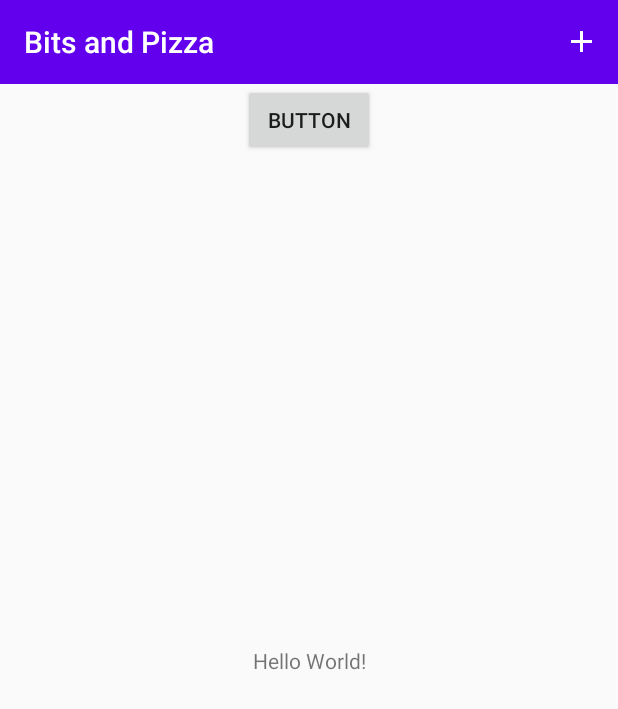
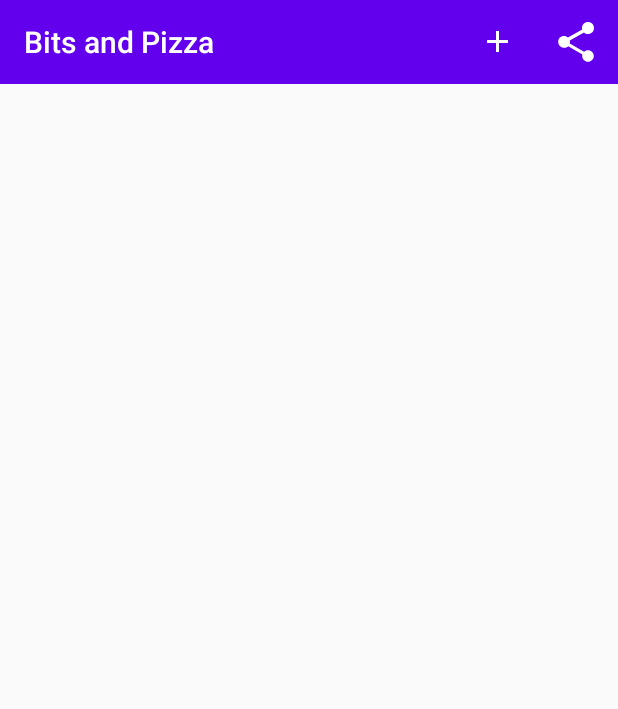
Before and after one commit to damarendra/hfad.bitsandpizza, an Android app: the screen it shows after launch (MainActivity), on a phone screen of 412 x 824 dp. Shown: the top 709 px of the screen. Run offline under Robolectric (Android 15) with nearby library versions, the phone set to English and light mode, and no system bars.

Commit message:
removed button and text on mainactivity, added home fragment

```diff
--- a/app/build.gradle
+++ b/app/build.gradle
@@ -26,6 +26,7 @@ dependencies {
     implementation fileTree(dir: "libs", include: ["*.jar"])
     implementation 'androidx.appcompat:appcompat:1.2.0'
     implementation 'androidx.constraintlayout:constraintlayout:2.0.4'
+    implementation 'androidx.legacy:legacy-support-v4:1.0.0'
     testImplementation 'junit:junit:4.12'
     androidTestImplementation 'androidx.test.ext:junit:1.1.2'
     androidTestImplementation 'androidx.test.espresso:espresso-core:3.3.0'
--- a/app/src/main/java/com/hfad/bitsandpizza/MainActivity.java
+++ b/app/src/main/java/com/hfad/bitsandpizza/MainActivity.java
@@ -1,7 +1,9 @@
 package com.hfad.bitsandpizza;
 
 import androidx.appcompat.app.AppCompatActivity;
+import androidx.appcompat.widget.ShareActionProvider;
 import androidx.appcompat.widget.Toolbar;
+import androidx.core.view.MenuItemCompat;
 
 import android.content.Intent;
 import android.os.Bundle;
@@ -11,6 +13,8 @@ import android.view.MenuItem;
 import android.view.View;
 
 public class MainActivity extends AppCompatActivity {
+
+    private ShareActionProvider mShareActionProvider;
 
     @Override
     protected void onCreate(Bundle savedInstanceState) {
@@ -22,7 +26,17 @@ public class MainActivity extends AppCompatActivity {
     @Override
     public boolean onCreateOptionsMenu(Menu menu) {
         getMenuInflater().inflate(R.menu.main_menu, menu);
+        MenuItem menuItem = menu.findItem(R.id.action_share);
+        mShareActionProvider = (ShareActionProvider) MenuItemCompat.getActionProvider(menuItem);
+        setShareActionIntent("Want to join me for pizza?");
         return super.onCreateOptionsMenu(menu);
+    }
+
+    private void setShareActionIntent(String text) {
+        Intent intent = new Intent(Intent.ACTION_SEND);
+        intent.setType("text/plain");
+        intent.putExtra(Intent.EXTRA_TEXT, text);
+        mShareActionProvider.setShareIntent(intent);
     }
 
     @Override
@@ -31,7 +45,7 @@ public class MainActivity extends AppCompatActivity {
             case R.id.action_create_order :
                 Intent intent = new Intent(this, OrderActivity.class);
                 startActivity(intent);
-                Log.d("damn", "masuk kudune");
+//                Log.d("damn", "masuk kudune");
                 return true;
             default:
                 return super.onOptionsItemSelected(menuItem);
--- a/app/src/main/res/layout/activity_main.xml
+++ b/app/src/main/res/layout/activity_main.xml
@@ -16,25 +16,4 @@
         app:layout_constraintStart_toStartOf="parent"
         app:layout_constraintTop_toTopOf="parent" />
 
-    <TextView
-        android:id="@+id/textView"
-        android:layout_width="wrap_content"
-        android:layout_height="wrap_content"
-        android:text="Hello World!"
-        app:layout_constraintBottom_toBottomOf="parent"
-        app:layout_constraintLeft_toLeftOf="parent"
-        app:layout_constraintRight_toRightOf="parent"
-        app:layout_constraintTop_toBottomOf="@+id/include" />
-
-    <Button
-        android:id="@+id/button"
-        android:layout_width="wrap_content"
-        android:layout_height="wrap_content"
-        android:text="Button"
-        app:layout_constraintEnd_toEndOf="parent"
-        app:layout_constraintStart_toStartOf="parent"
-        app:layout_constraintTop_toBottomOf="@+id/include"
-        android:onClick="onOrderActivity"
-        />
-
 </androidx.constraintlayout.widget.ConstraintLayout>
--- a/app/src/main/res/menu/main_menu.xml
+++ b/app/src/main/res/menu/main_menu.xml
@@ -9,4 +9,12 @@
         android:orderInCategory="1"
         app:showAsAction="ifRoom"
         />
+
+    <item
+        android:id="@+id/action_share"
+        android:title="@string/share_action_title"
+        android:orderInCategory="2"
+        app:showAsAction="ifRoom"
+        app:actionProviderClass="androidx.appcompat.widget.ShareActionProvider"
+        />
 </menu>
--- a/app/src/main/res/values/strings.xml
+++ b/app/src/main/res/values/strings.xml
@@ -2,4 +2,6 @@
     <string name="app_name">Bits and Pizza</string>
     <string name="create_order_label">Create Order</string>
     <string name="create_order_action_title">Create Order</string>
+    <string name="share_action_title">Share</string>
+    <string name="home_fragment">Home Fragment</string>
 </resources>
```
Also changed, not shown: app/src/main/java/com/hfad/bitsandpizza/HomeFragment.java (added, +25 -0 lines), app/src/main/res/layout/fragment_home.xml (added, +14 -0 lines).
